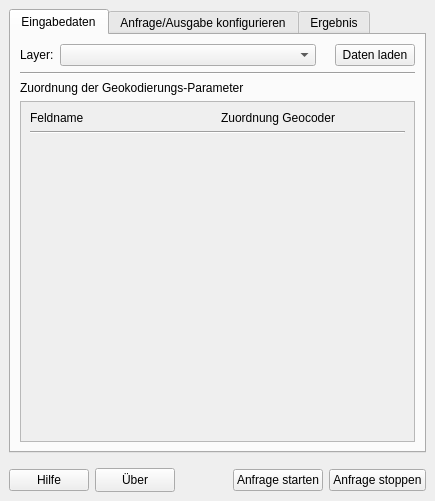
Qt form interface/ui/main_dockwidget.ui (de-bkg/qgis-geocoder) before a commit.
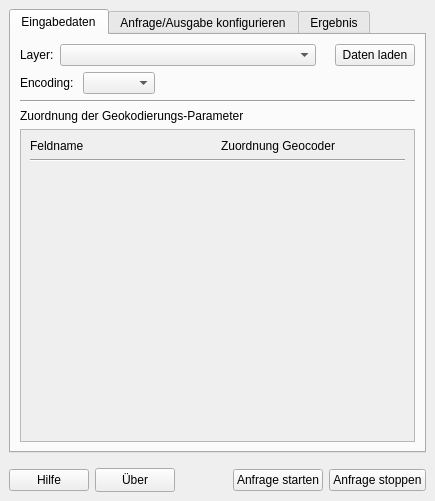
The same form after that commit. Icons and pictures are not drawn. Custom widgets are drawn as their Qt base class.

Commit message: combo for selecting encoding of loaded layer

Diff of the .ui file:
```diff
--- a/interface/ui/main_dockwidget.ui
+++ b/interface/ui/main_dockwidget.ui
@@ -169,6 +169,36 @@
           </item>
          </layout>
         </item>
+        <item>
+         <layout class="QHBoxLayout" name="horizontalLayout_8">
+          <property name="spacing">
+           <number>6</number>
+          </property>
+          <item>
+           <widget class="QLabel" name="label_4">
+            <property name="text">
+             <string>Encoding: </string>
+            </property>
+           </widget>
+          </item>
+          <item>
+           <widget class="QComboBox" name="encoding_combo"/>
+          </item>
+          <item>
+           <spacer name="horizontalSpacer_7">
+            <property name="orientation">
+             <enum>Qt::Horizontal</enum>
+            </property>
+            <property name="sizeHint" stdset="0">
+             <size>
+              <width>40</width>
+              <height>20</height>
+             </size>
+            </property>
+           </spacer>
+          </item>
+         </layout>
+        </item>
         <item>
          <widget class="Line" name="line_4">
           <property name="frameShadow">
@@ -249,7 +279,7 @@
                 <x>0</x>
                 <y>0</y>
                 <width>391</width>
-                <height>316</height>
+                <height>290</height>
                </rect>
               </property>
               <layout class="QVBoxLayout" name="verticalLayout_6">
```
The commit also changes 1 other file.
